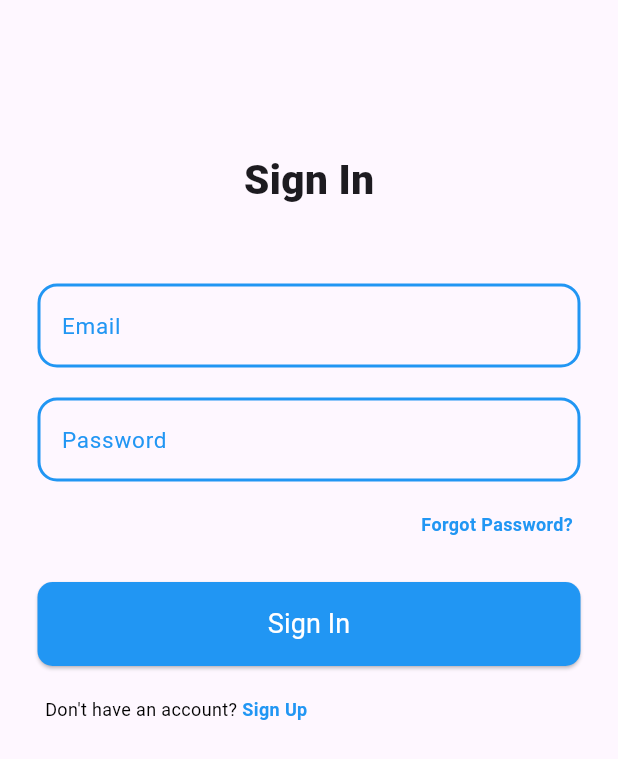
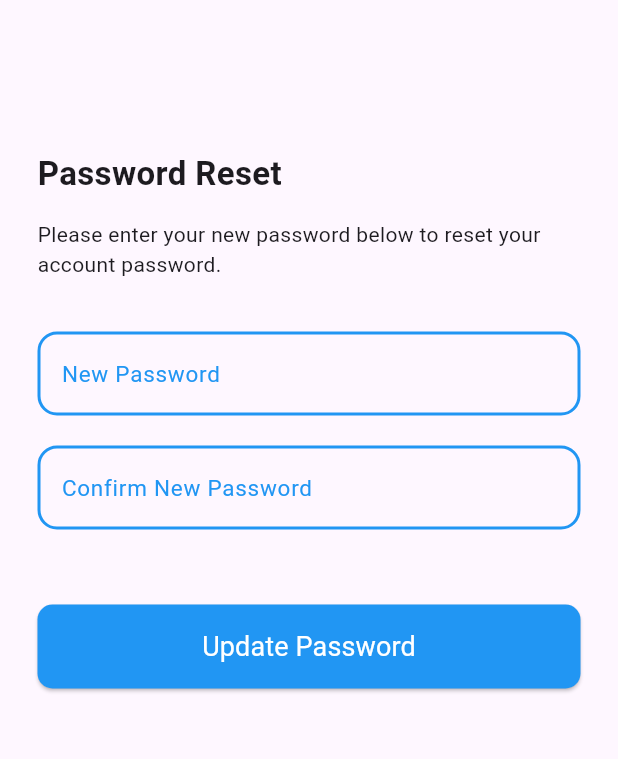
Before and after one commit to ShehanSulakshana/TrueNote, a Flutter app: the screen it shows after launch, on a phone screen of 412 x 824 dp. Shown: the top 759 px of the screen. Run offline on Flutter 3.47's test engine with Material 3 defaults, Android fonts, the light colour scheme and no system bars.

Commit message:
feat(auth) : added password reset UI

```diff
--- /dev/null
+++ b/devtools_options.yaml
@@ -0,0 +1,3 @@
+description: This file stores settings for Dart & Flutter DevTools.
+documentation: https://docs.flutter.dev/tools/devtools/extensions#configure-extension-enablement-states
+extensions:
--- a/lib/core/theme/font_themes.dart
+++ b/lib/core/theme/font_themes.dart
@@ -7,8 +7,8 @@ class FontThemes {
   );
 
   static const TextStyle heading2 = TextStyle(
-    fontSize: 20,
-    fontWeight: FontWeight.bold,
+    fontSize: 22,
+    fontWeight: FontWeight.w700,
   );
 
   static const TextStyle bodyText = TextStyle(fontSize: 16);
--- /dev/null
+++ b/lib/features/authentication/presentation/screens/password_update.dart
@@ -0,0 +1,55 @@
+import 'package:flutter/material.dart';
+import 'package:truenote/core/theme/font_themes.dart';
+import 'package:truenote/features/authentication/presentation/widgets/auth_actiontext_widget.dart';
+import 'package:truenote/features/authentication/presentation/widgets/elevated_submitbutton.dart';
+import 'package:truenote/features/authentication/presentation/widgets/textfield_widget.dart';
+
+class PasswordUpdateScreen extends StatelessWidget {
+  PasswordUpdateScreen({super.key});
+  final passwordController = TextEditingController();
+  final confirmPasswordController = TextEditingController();
+
+  @override
+  Widget build(BuildContext context) {
+    return Scaffold(
+      body: Padding(
+        padding: const EdgeInsets.only(left: 25, right: 25, top: 100),
+        child: Column(
+          crossAxisAlignment: CrossAxisAlignment.start,
+          children: [
+            Text(
+              'Password Reset',
+              style: FontThemes.heading2,
+              textAlign: TextAlign.start,
+            ),
+            SizedBox(height: 15),
+            Text(
+              'Please enter your new password below to reset your account password.',
+              style: FontThemes.bodyText.copyWith(fontSize: 14),
+              textAlign: TextAlign.start,
+            ),
+            SizedBox(height: 35),
+            TextFieldWidget(
+              hintText: 'Enter your new password',
+              labelText: 'New Password',
+              controller: passwordController,
+            ),
+            SizedBox(height: 20),
+            TextFieldWidget(
+              hintText: 'Confirm your new password',
+              labelText: 'Confirm New Password',
+              controller: confirmPasswordController,
+            ),
+            SizedBox(height: 50),
+            ElevatedSubmitbutton(
+              onPressed: () {
+                //TODO: Implement password update
+              },
+              text: 'Update Password',
+            ),
+          ],
+        ),
+      ),
+    );
+  }
+}
--- a/lib/main.dart
+++ b/lib/main.dart
@@ -2,6 +2,7 @@ import 'package:flutter/material.dart';
 import 'package:provider/provider.dart';
 import 'package:truenote/features/authentication/presentation/screens/signin.dart';
 import 'package:truenote/features/authentication/presentation/screens/signup.dart';
+import 'package:truenote/features/authentication/presentation/screens/password_update.dart';
 
 void main() {
   runApp(
@@ -23,7 +24,7 @@ class MainApp extends StatelessWidget {
   Widget build(BuildContext context) {
     return MaterialApp(
       debugShowCheckedModeBanner: false,
-      home: Scaffold(body: Center(child: SignInScreen())),
+      home: Scaffold(body: Center(child: PasswordUpdateScreen())),
     );
   }
 }
```
